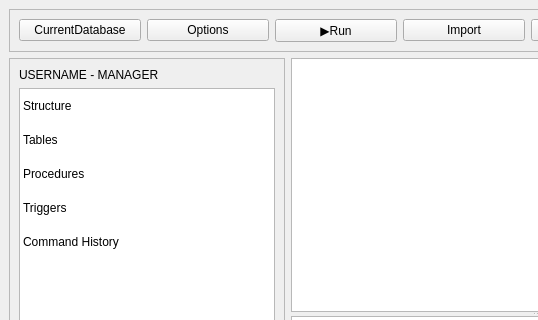
First picture: the form in POO---DB-Engine/CLIENT/EnvironmentWindow.ui, repository stefanungureanu04/POO---DB-Engine, before the edit; both pictures show x 0 to 538 and y 0 to 320 of the 800 by 600 pixel window.
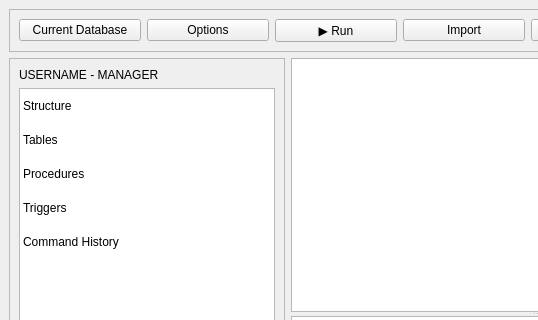
Second picture: the form after the edit.

Diff of the .ui file:
```diff
--- a/POO---DB-Engine/CLIENT/EnvironmentWindow.ui
+++ b/POO---DB-Engine/CLIENT/EnvironmentWindow.ui
@@ -45,7 +45,7 @@
        <item>
         <widget class="QPushButton" name="currentDatabaseButton">
          <property name="text">
-          <string>CurrentDatabase</string>
+          <string>Current Database</string>
          </property>
         </widget>
        </item>
@@ -59,7 +59,7 @@
        <item>
         <widget class="QPushButton" name="runButton">
          <property name="text">
-          <string>▶️Run</string>
+          <string>▶️ Run</string>
          </property>
         </widget>
        </item>
```
